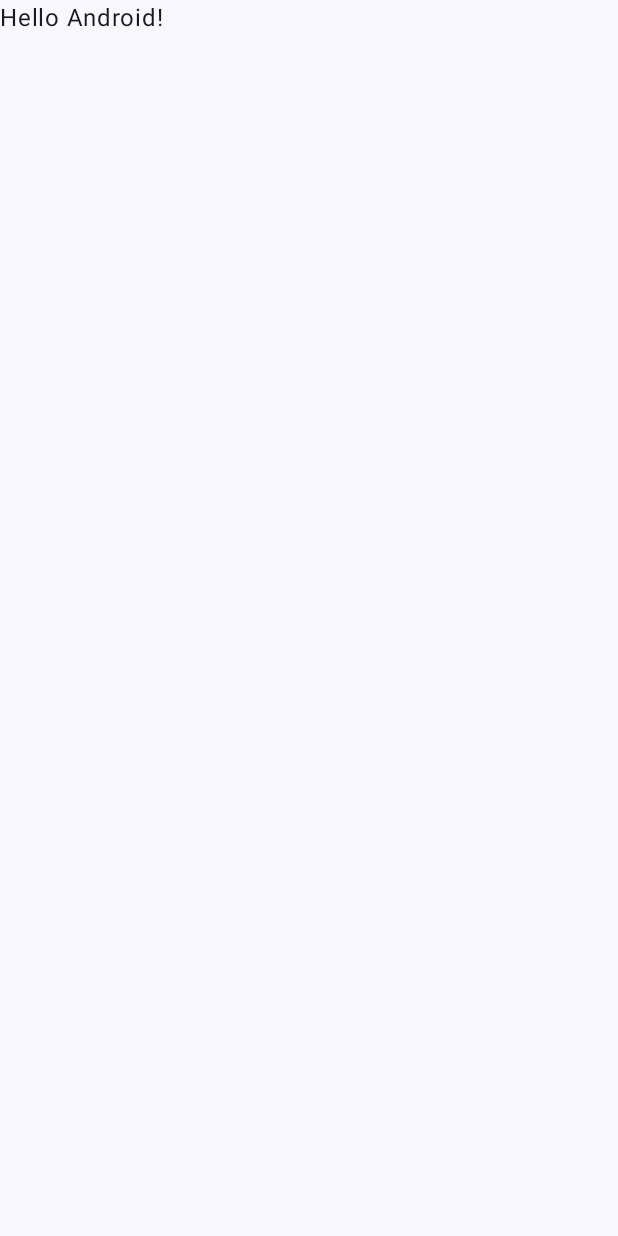
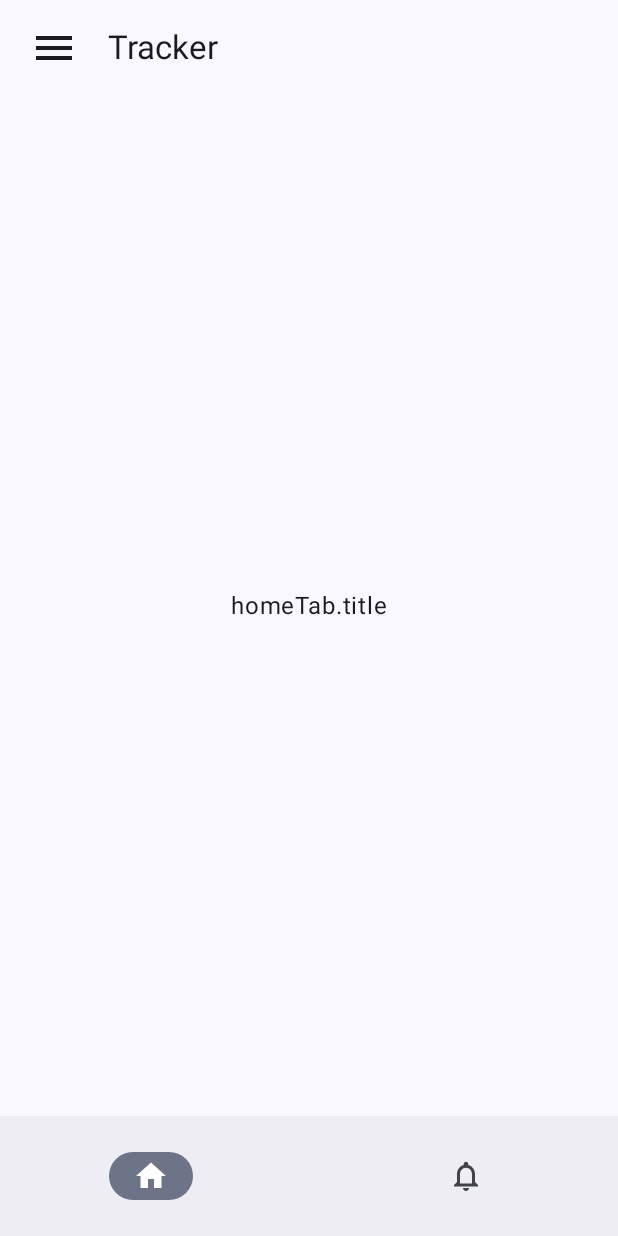
Before and after one commit to suhask/Tracker-Android, an Android app built with Jetpack Compose: the screen it shows after launch (MainActivity), on a phone screen of 412 x 824 dp. Before the commit the screen is almost empty. Run offline under Robolectric (Android 15) with nearby library versions, the phone set to English and light mode, and no system bars.

Commit message:
added left navigation and bottom navigation

```diff
--- a/Tracker/app/build.gradle.kts
+++ b/Tracker/app/build.gradle.kts
@@ -62,6 +62,11 @@ dependencies {
     implementation(libs.androidx.appcompat)
     implementation(libs.material)
     implementation(libs.androidx.activity)
+    implementation(libs.viewmodel)
+    implementation(libs.lifesycle)
+    implementation(libs.liveData)
+    implementation(libs.androidx.navigation.runtime.ktx)
+    implementation(libs.androidx.navigation.compose)
     testImplementation(libs.junit)
     androidTestImplementation(libs.androidx.junit)
     androidTestImplementation(libs.androidx.espresso.core)
--- a/Tracker/app/src/main/AndroidManifest.xml
+++ b/Tracker/app/src/main/AndroidManifest.xml
@@ -6,9 +6,9 @@
         android:allowBackup="true"
         android:dataExtractionRules="@xml/data_extraction_rules"
         android:fullBackupContent="@xml/backup_rules"
-        android:icon="@mipmap/ic_launcher"
+        android:icon="@drawable/robologo"
         android:label="@string/app_name"
-        android:roundIcon="@mipmap/ic_launcher_round"
+        android:roundIcon="@drawable/robologo"
         android:supportsRtl="true"
         android:theme="@style/Theme.Tracker"
         tools:targetApi="31" >
--- a/Tracker/app/src/main/java/com/robosoft/tracker/activities/MainActivity.kt
+++ b/Tracker/app/src/main/java/com/robosoft/tracker/activities/MainActivity.kt
@@ -10,6 +10,7 @@ import androidx.compose.material3.Text
 import androidx.compose.runtime.Composable
 import androidx.compose.ui.Modifier
 import androidx.compose.ui.tooling.preview.Preview
+import com.robosoft.tracker.ui.MainNavigation
 import com.robosoft.tracker.ui.theme.TrackerTheme
 
 class MainActivity : ComponentActivity() {
@@ -22,7 +23,7 @@ class MainActivity : ComponentActivity() {
                     modifier = Modifier.fillMaxSize(),
                     color = MaterialTheme.colorScheme.background
                 ) {
-                    Greeting("Android")
+                    MainNavigation()
                 }
             }
         }
--- /dev/null
+++ b/Tracker/app/src/main/java/com/robosoft/tracker/ui/BottomBarView.kt
@@ -0,0 +1,57 @@
+package com.robosoft.tracker.ui
+
+import androidx.compose.material3.ExperimentalMaterial3Api
+import androidx.compose.material3.Icon
+import androidx.compose.material3.NavigationBar
+import androidx.compose.material3.NavigationBarItem
+import androidx.compose.runtime.Composable
+import androidx.compose.runtime.getValue
+import androidx.compose.runtime.mutableStateOf
+import androidx.compose.runtime.saveable.rememberSaveable
+import androidx.compose.runtime.setValue
+import androidx.compose.ui.Modifier
+import androidx.compose.ui.graphics.vector.ImageVector
+import androidx.navigation.NavHostController
+import androidx.navigation.compose.rememberNavController
+
+@Composable
+fun BottomBarView(
+    modifier: Modifier = Modifier,
+    tabItems: List<TabBarItem>,
+    navController: NavHostController
+) {
+    var selectedTabIndex by rememberSaveable { mutableStateOf(0) }
+    NavigationBar {
+        tabItems.forEachIndexed{ index, tabBarItem ->
+            NavigationBarItem(
+                selected = selectedTabIndex == index,
+                onClick = {
+                    selectedTabIndex = index
+                    navController.navigate(tabBarItem.title)
+                },
+                icon = { TabBarIconView(
+                    isSelected = selectedTabIndex == index,
+                    selectedIcon = tabBarItem.selectedIcon,
+                    unselectedIcon = tabBarItem.unselectedIcon,
+                    title = tabBarItem.title
+                ) }
+            )
+        }
+    }
+}
+
+@OptIn(ExperimentalMaterial3Api::class)
+@Composable
+fun TabBarIconView(
+    isSelected: Boolean,
+    selectedIcon: ImageVector,
+    unselectedIcon: ImageVector,
+    title: String,
+    badgeAmount: Int? = null
+) {
+        Icon(
+            imageVector = if (isSelected) {selectedIcon} else {unselectedIcon},
+            contentDescription = title
+        )
+
+}
--- /dev/null
+++ b/Tracker/app/src/main/java/com/robosoft/tracker/ui/CustomAppBar.kt
@@ -0,0 +1,81 @@
+package com.robosoft.tracker.ui
+
+import android.icu.text.CaseMap.Title
+import androidx.compose.foundation.clickable
+import androidx.compose.foundation.layout.fillMaxWidth
+import androidx.compose.foundation.layout.padding
+import androidx.compose.foundation.layout.size
+import androidx.compose.material.icons.Icons
+import androidx.compose.material.icons.outlined.Menu
+import androidx.compose.material3.DrawerState
+import androidx.compose.material3.ExperimentalMaterial3Api
+import androidx.compose.material3.Icon
+import androidx.compose.material3.Text
+import androidx.compose.material3.TopAppBar
+import androidx.compose.runtime.Composable
+import androidx.compose.ui.Modifier
+import androidx.compose.ui.res.stringResource
+import androidx.compose.ui.tooling.preview.Preview
+import androidx.compose.ui.unit.dp
+import androidx.compose.runtime.rememberCoroutineScope
+import com.robosoft.tracker.R
+import kotlinx.coroutines.launch
+
+@OptIn(ExperimentalMaterial3Api::class)
+@Composable
+fun CustomAppBar(
+    drawerState: DrawerState,
+    title: String
+) {
+    TopAppBar(
+        modifier = Modifier.fillMaxWidth(),
+        title = { AppBarTitle(title = title) },
+        navigationIcon = {
+            NavIcon(
+                drawerState = drawerState
+            )
+        }
+    )
+}
+
+@Composable
+fun NavIcon(
+    modifier: Modifier = Modifier,
+    drawerState: DrawerState
+) {
+    val coroutineScope = rememberCoroutineScope()
+    Icon(
+        modifier = modifier
+            .size(64.dp)
+            .padding(16.dp)
+            .clickable(onClick = {
+                coroutineScope.launch {
+                    if (drawerState.isClosed) {
+                        drawerState.open()
+                    } else {
+                        drawerState.close()
+                    }
+                }
+            }
+            ),
+        imageVector = Icons.Outlined.Menu,
+        contentDescription = "Menu Icon"
+    )
+}
+
+@Composable
+fun AppBarTitle(
+    modifier: Modifier = Modifier,
+    title: String
+) {
+    Text(
+        modifier = modifier.fillMaxWidth(1f),
+        text = title
+    )
+}
+
+@Composable
+@Preview
+fun CustomAppBarPreview() {
+//    CustomAppBar() {}
+}
--- /dev/null
+++ b/Tracker/app/src/main/java/com/robosoft/tracker/ui/DrawerContent.kt
@@ -0,0 +1,56 @@
+package com.robosoft.tracker.ui
+
+import androidx.compose.foundation.Image
+import androidx.compose.foundation.layout.Box
+import androidx.compose.foundation.layout.Column
+import androidx.compose.foundation.layout.Spacer
+import androidx.compose.foundation.layout.fillMaxSize
+import androidx.compose.foundation.layout.fillMaxWidth
+import androidx.compose.foundation.layout.height
+import androidx.compose.foundation.layout.size
+import androidx.compose.material.icons.Icons
+import androidx.compose.material.icons.filled.AccountCircle
+import androidx.compose.material3.Icon
+import androidx.compose.material3.NavigationDrawerItem
+import androidx.compose.material3.Text
+import androidx.compose.runtime.Composable
+import androidx.compose.ui.Alignment
+import androidx.compose.ui.Modifier
+import androidx.compose.ui.layout.ContentScale
+import androidx.compose.ui.unit.dp
+import com.robosoft.tracker.ui.uimodels.DrawerMenu
+
+@Composable
+fun DrawerContent(
+    menus: Array<DrawerMenu>,
+    onMenuClick: (String) -> Unit
+) {
+    Column(
+        modifier = Modifier.fillMaxSize()
+    ) {
+        Box(
+            modifier = Modifier
+                .fillMaxWidth()
+                .height(200.dp),
+            contentAlignment = Alignment.Center
+        ) {
+            Image(
+                modifier = Modifier.size(150.dp),
+                imageVector = Icons.Filled.AccountCircle,
+                contentScale = ContentScale.Crop,
+                contentDescription = null
+            )
+        }
+        Spacer(modifier = Modifier.height(12.dp))
+        menus.forEach {
+            NavigationDrawerItem(
+                label = { Text(text = it.title) },
+                icon = { Icon(imageVector = it.icon, contentDescription = null) },
+                selected = false,
+                onClick = {
+                    onMenuClick(it.route)
+                }
+            )
+        }
+    }
+}
--- /dev/null
+++ b/Tracker/app/src/main/java/com/robosoft/tracker/ui/HomeScreen.kt
@@ -0,0 +1,71 @@
+package com.robosoft.tracker.ui
+
+import androidx.compose.foundation.layout.Arrangement
+import androidx.compose.foundation.layout.Column
+import androidx.compose.foundation.layout.fillMaxSize
+import androidx.compose.foundation.layout.height
+import androidx.compose.foundation.layout.padding
+import androidx.compose.foundation.shape.RoundedCornerShape
+import androidx.compose.material.icons.Icons
+import androidx.compose.material.icons.filled.Home
+import androidx.compose.material.icons.filled.Notifications
+import androidx.compose.material.icons.outlined.Home
+import androidx.compose.material.icons.outlined.Notifications
+import androidx.compose.material3.BottomAppBar
+import androidx.compose.material3.DrawerState
+import androidx.compose.material3.Scaffold
+import androidx.compose.material3.Text
+import androidx.compose.runtime.Composable
+import androidx.compose.ui.Alignment
+import androidx.compose.ui.Modifier
+import androidx.compose.ui.draw.clip
+import androidx.compose.ui.graphics.vector.ImageVector
+import androidx.compose.ui.res.stringResource
+import androidx.compose.ui.unit.dp
+import androidx.navigation.compose.NavHost
+import androidx.navigation.compose.composable
+import androidx.navigation.compose.rememberNavController
+import com.robosoft.tracker.R
+
+@Composable
+fun HomeScreen(drawerState: DrawerState) {
+    val navController = rememberNavController()
+    Scaffold(
+        topBar = {
+            CustomAppBar(
+                drawerState = drawerState,
+                title = stringResource(id = R.string.tracker)
+            )
+        },
+        bottomBar = { BottomBarView(tabItems = tabBarItems, navController = navController) }
+    ) { paddingValues ->
+        Column(
+            modifier = Modifier
+                .padding(paddingValues)
+                .fillMaxSize(),
+            horizontalAlignment = Alignment.CenterHorizontally,
+            verticalArrangement = Arrangement.Center
+        ) {
+            NavHost(navController = navController, startDestination = "Home") {//TODO: need to change the logic with actual value
+                composable("Home") {
+                    Text("homeTab.title")
+                }
+                composable("Alerts") {
+                    Text("alertsTab.title")
+                }
+            }
+        }
+    }
+}
+
+val tabBarItems = listOf(
+    TabBarItem(title = "Home", selectedIcon = Icons.Filled.Home, unselectedIcon = Icons.Outlined.Home),
+    TabBarItem(title = "Alerts", selectedIcon = Icons.Filled.Notifications, unselectedIcon = Icons.Outlined.Notifications)
+
+)
+
+data class TabBarItem(
+    val title: String,
+    val selectedIcon: ImageVector,
+    val unselectedIcon: ImageVector
+)
--- /dev/null
+++ b/Tracker/app/src/main/java/com/robosoft/tracker/ui/NavigationItem.kt
@@ -0,0 +1,72 @@
+package com.robosoft.tracker.ui
+
+import androidx.compose.material.icons.Icons
+import androidx.compose.material.icons.filled.Face
+import androidx.compose.material.icons.filled.Home
+import androidx.compose.material.icons.filled.Info
+import androidx.compose.material.icons.filled.Settings
+import androidx.compose.material.icons.outlined.Menu
+import androidx.compose.material3.DrawerState
+import androidx.compose.material3.DrawerValue
+import androidx.compose.material3.ModalDrawerSheet
+import androidx.compose.material3.ModalNavigationDrawer
+import androidx.compose.material3.rememberDrawerState
+import androidx.compose.runtime.Composable
+import androidx.compose.runtime.rememberCoroutineScope
+import androidx.navigation.NavHostController
+import androidx.navigation.compose.NavHost
+import androidx.navigation.compose.composable
+import androidx.navigation.compose.rememberNavController
+import com.robosoft.tracker.ui.uimodels.DrawerMenu
+import kotlinx.coroutines.CoroutineScope
+import kotlinx.coroutines.launch
+
+val menus = arrayOf(
+    DrawerMenu(Icons.Filled.Home, "Home_screen", MainRoute.HomeScreen.name),
+    DrawerMenu(Icons.Filled.Face, "Articles", MainRoute.Articles.name),
+    DrawerMenu(Icons.Filled.Settings, "Settings", MainRoute.Settings.name),
+    DrawerMenu(Icons.Filled.Info, "About Us", MainRoute.About.name)
+)
+
+@Composable
+fun MainNavigation(
+    navController: NavHostController = rememberNavController(),
+    coroutineScope: CoroutineScope = rememberCoroutineScope(),
+    drawerState: DrawerState = rememberDrawerState(initialValue = DrawerValue.Closed)
+) {
+    ModalNavigationDrawer(
+        drawerState = drawerState,
+        drawerContent = {
+            ModalDrawerSheet {
+                DrawerContent(menus) { route ->
+                    coroutineScope.launch {
+                        drawerState.close()
+                    }
+                    navController.navigate(route)
+                }
+            }
+        }
+    ) {
+        NavHost(navController = navController, startDestination = MainRoute.HomeScreen.name) {
+            composable(MainRoute.HomeScreen.name) {
+                HomeScreen(drawerState = drawerState)
+            }
+            composable(MainRoute.Articles.name) {
+                ArticlesScreen(drawerState)
+            }
+            composable(MainRoute.About.name) {
+                AboutScreen(drawerState)
+            }
+            composable(MainRoute.Settings.name) {
+                SettingsScreen(drawerState)
+            }
+        }
+    }
+}
+
+enum class MainRoute(value: String) {
+    HomeScreen("Home_screen"),
+    Articles("articles"),
+    About("about"),
+    Settings("settings")
+}
--- /dev/null
+++ b/Tracker/app/src/main/java/com/robosoft/tracker/ui/uimodels/DrawerMenu.kt
@@ -0,0 +1,5 @@
+package com.robosoft.tracker.ui.uimodels
+
+import androidx.compose.ui.graphics.vector.ImageVector
+
+data class DrawerMenu(val icon: ImageVector, val title: String, val route: String)
--- a/Tracker/app/src/main/res/values/strings.xml
+++ b/Tracker/app/src/main/res/values/strings.xml
@@ -1,3 +1,7 @@
 <resources>
     <string name="app_name">Tracker</string>
+    <string name="tracker">Tracker</string>
+    <string name="about_us">About Us</string>
+    <string name="article_screen">Article Screen</string>
+    <string name="settings">Settings</string>
 </resources>
```
Also changed, not shown: Tracker/app/src/main/java/com/robosoft/tracker/activities/SplashActivity.kt (+33 -5 lines), Tracker/app/src/main/java/com/robosoft/tracker/ui/AboutScreen.kt (added, +36 -0 lines), Tracker/app/src/main/java/com/robosoft/tracker/ui/ArticleScreen.kt (added, +37 -0 lines), Tracker/app/src/main/java/com/robosoft/tracker/ui/ImageIcon.kt (added, +14 -0 lines), Tracker/app/src/main/java/com/robosoft/tracker/ui/SettingsScreen.kt (added, +38 -0 lines), Tracker/app/src/main/java/com/robosoft/tracker/viewmodels/MainViewModel.kt (added, +11 -0 lines), Tracker/app/src/main/java/com/robosoft/tracker/viewmodels/SplashViewModel.kt (added, +20 -0 lines), Tracker/gradle/libs.versions.toml (+8 -0 lines), Tracker/app/src/main/res/drawable/robologo.png (added).
